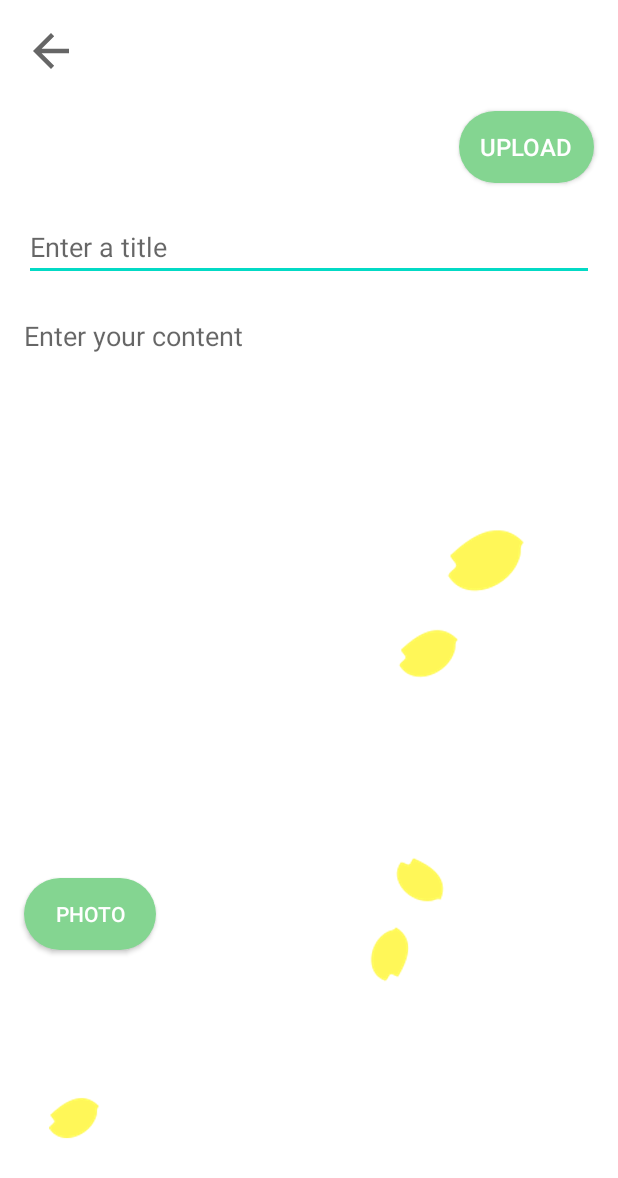
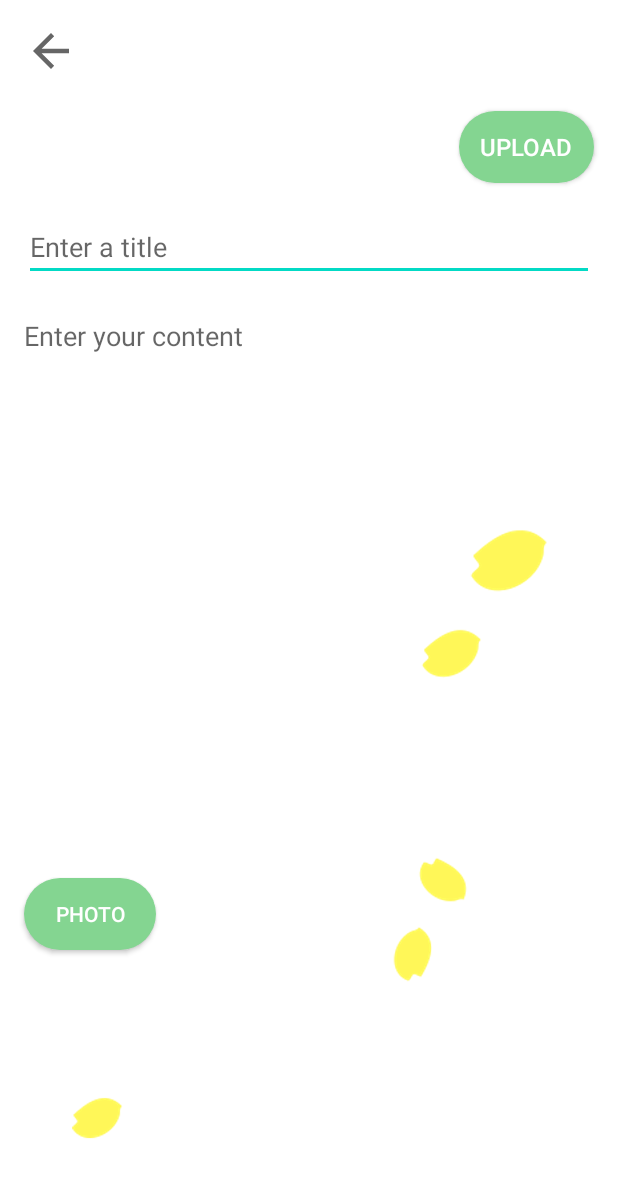
Before and after one commit to SeoMinHyeok1204/FlowerFollower, an Android app: the WritingActivity screen opened directly, with no data from a screen before it, on a phone screen of 412 x 824 dp. Shown: the top 1178 px of the screen. Run offline under Robolectric (Android 15) with nearby library versions, the phone set to English and light mode, and no system bars; our stand-ins replace Firebase (no records; nobody signed in at launch, a user with empty details on screens opened directly).

Commit message:
디자인 변경

```diff
--- a/app/src/main/java/com/example/flowerfollower/MainActivity.kt
+++ b/app/src/main/java/com/example/flowerfollower/MainActivity.kt
@@ -74,6 +74,7 @@ class MainActivity : AppCompatActivity(), BottomNavigationView.OnNavigationItemS
         reference = FirebaseDatabase.getInstance().getReference("User")
         usermail = user.email.toString()
         uid = user.uid
+        binding.progressBar4.visibility = View.VISIBLE
 
         reference.child(uid).addListenerForSingleValueEvent(object : ValueEventListener { // 파이어베이스에서 현재 유저 닉네임 읽어오기
             override fun onDataChange(snapshot: DataSnapshot) {
@@ -105,11 +106,9 @@ class MainActivity : AppCompatActivity(), BottomNavigationView.OnNavigationItemS
 
     private fun setRecyclerView() { // 파이어베이스에서 글들 읽어와서 보여주기
         val array : ArrayList<CommunityPosting> = ArrayList()
-
         database = FirebaseDatabase.getInstance().getReference("Posting")
         database.addValueEventListener(object : ValueEventListener {
             override fun onDataChange(snapshot: DataSnapshot) {
-                binding.progressBar4.visibility = View.VISIBLE
                 array.clear()
                 for (data in snapshot.children) {
                     val uid = data.child("uid").value as String
--- a/app/src/main/res/layout/activity_writing.xml
+++ b/app/src/main/res/layout/activity_writing.xml
@@ -65,13 +65,12 @@
 
     <ImageView
         android:id="@+id/writingImage"
-        android:layout_width="0dp"
-        android:layout_height="80dp"
+        android:layout_width="2dp"
+        android:layout_height="1dp"
         android:layout_marginStart="16dp"
         android:layout_marginTop="20dp"
         android:layout_marginEnd="148dp"
         android:visibility="gone"
-        app:layout_constraintEnd_toStartOf="@+id/imageView14"
         app:layout_constraintStart_toStartOf="parent"
         app:layout_constraintTop_toBottomOf="@+id/input_content"
         app:srcCompat="@drawable/ic_baseline_local_florist_24" />
@@ -94,8 +93,11 @@
         android:layout_height="wrap_content"
         android:layout_marginStart="16dp"
         android:layout_marginTop="16dp"
-        android:text="사진 변경"
+        android:background="@drawable/button_background"
         android:visibility="gone"
+        android:text="Change Photo"
+        android:textColor="#FFF"
+
         app:layout_constraintStart_toStartOf="parent"
         app:layout_constraintTop_toBottomOf="@+id/writingImage" />
 
@@ -116,10 +118,9 @@
         android:id="@+id/imageView14"
         android:layout_width="317dp"
         android:layout_height="419dp"
-        android:layout_marginEnd="31dp"
         app:layout_constraintBottom_toBottomOf="parent"
         app:layout_constraintEnd_toEndOf="parent"
-        app:layout_constraintStart_toEndOf="@+id/writingImage"
+        app:layout_constraintStart_toStartOf="parent"
         app:layout_constraintTop_toBottomOf="@+id/writeButton"
         app:srcCompat="@drawable/background_flower2" />
 
```
Also changed, not shown: app/src/main/res/layout/activity_flower_info.xml (+11 -12 lines), app/src/main/res/layout/activity_main.xml (+15 -14 lines), app/src/main/res/drawable-v24/comment.png (deleted).
